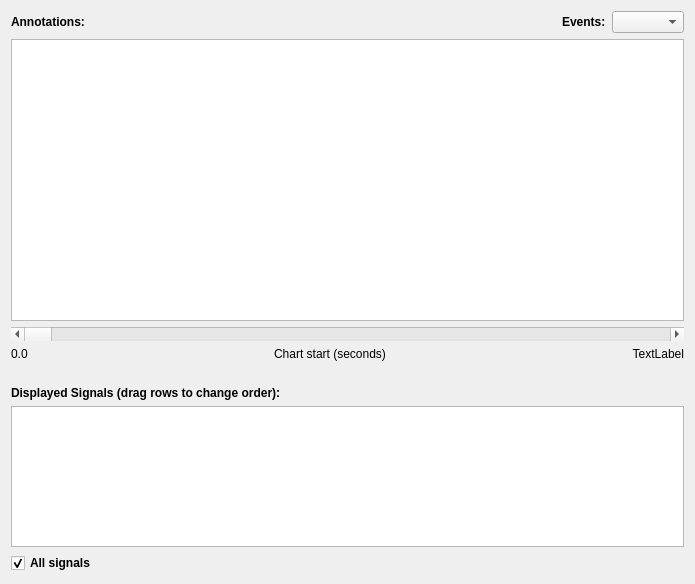
Old version of the form chart/ui/controller.ui in the repository BioSignalML/biosignalml-browser.
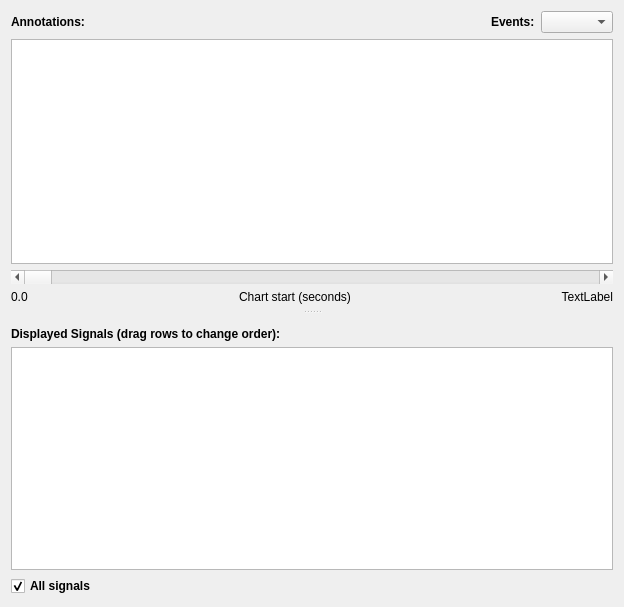
New version of the form. Custom widgets are drawn as their Qt base class.

Commit message: User adjustable slider layout in Controller.

What changed in the file:
```diff
--- a/chart/ui/controller.ui
+++ b/chart/ui/controller.ui
@@ -6,13 +6,23 @@
    <rect>
     <x>0</x>
     <y>0</y>
-    <width>695</width>
-    <height>584</height>
+    <width>624</width>
+    <height>607</height>
    </rect>
   </property>
   <property name="windowTitle">
    <string>Form</string>
   </property>
+  <layout class="QHBoxLayout" name="horizontalLayout_3">
+   <item>
+    <widget class="QSplitter" name="splitter">
+     <property name="orientation">
+      <enum>Qt::Vertical</enum>
+     </property>
+     <property name="childrenCollapsible">
+      <bool>false</bool>
+     </property>
+     <widget class="QWidget" name="">
   <layout class="QVBoxLayout" name="verticalLayout">
    <item>
     <layout class="QHBoxLayout" name="horizontalLayout_2">
@@ -158,6 +168,10 @@
      </item>
     </layout>
    </item>
+      </layout>
+     </widget>
+     <widget class="QWidget" name="">
+      <layout class="QVBoxLayout" name="verticalLayout_2">
    <item>
     <spacer name="verticalSpacer">
      <property name="orientation">
@@ -232,6 +246,10 @@
      <property name="checked">
       <bool>true</bool>
      </property>
+        </widget>
+       </item>
+      </layout>
+     </widget>
     </widget>
    </item>
   </layout>
```
Lines whose indentation alone changed are shown as unchanged. The commit also changes 1 other file.
